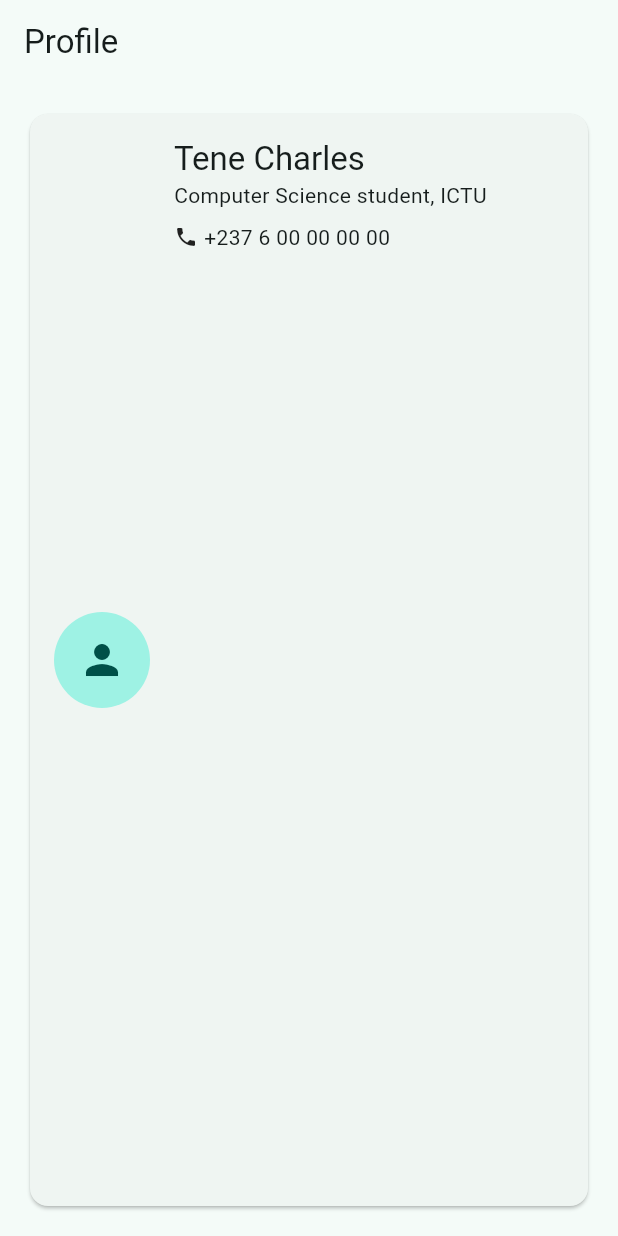
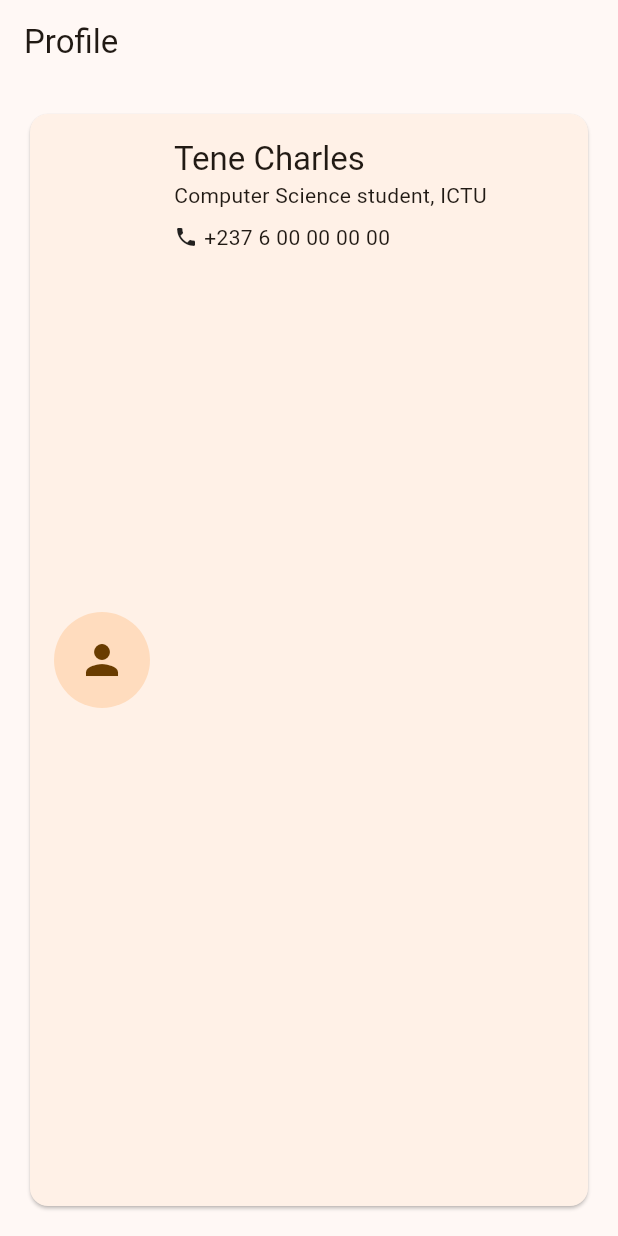
Before and after one commit to charlesjunior3658-ai/my_first_app, a Flutter app: the screen it shows after launch, on a phone screen of 412 x 824 dp. Run offline on Flutter 3.47's test engine with Material 3 defaults, Android fonts, the phone set to English and light mode, and no system bars; our stand-ins replace material_ui.

Commit message:
Change seed colour to orange and add screenshot

```diff
--- a/lib/main.dart
+++ b/lib/main.dart
@@ -9,7 +9,7 @@ class CardApp extends StatelessWidget {
   Widget build(BuildContext context) {
     return MaterialApp(
       theme: ThemeData(
-        colorScheme: ColorScheme.fromSeed(seedColor: Colors.teal),
+        colorScheme: ColorScheme.fromSeed(seedColor: Colors.orange),
       ),
       home: Scaffold(
         appBar: AppBar(title: const Text('Profile')),
```
Also changed, not shown: docs/step5.png (added).
